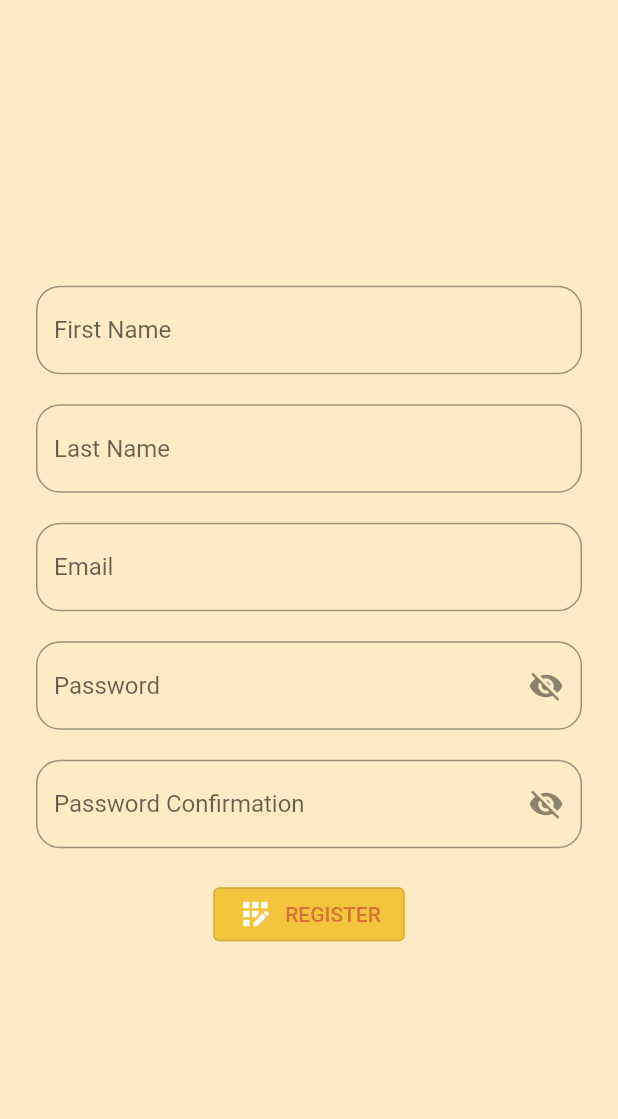
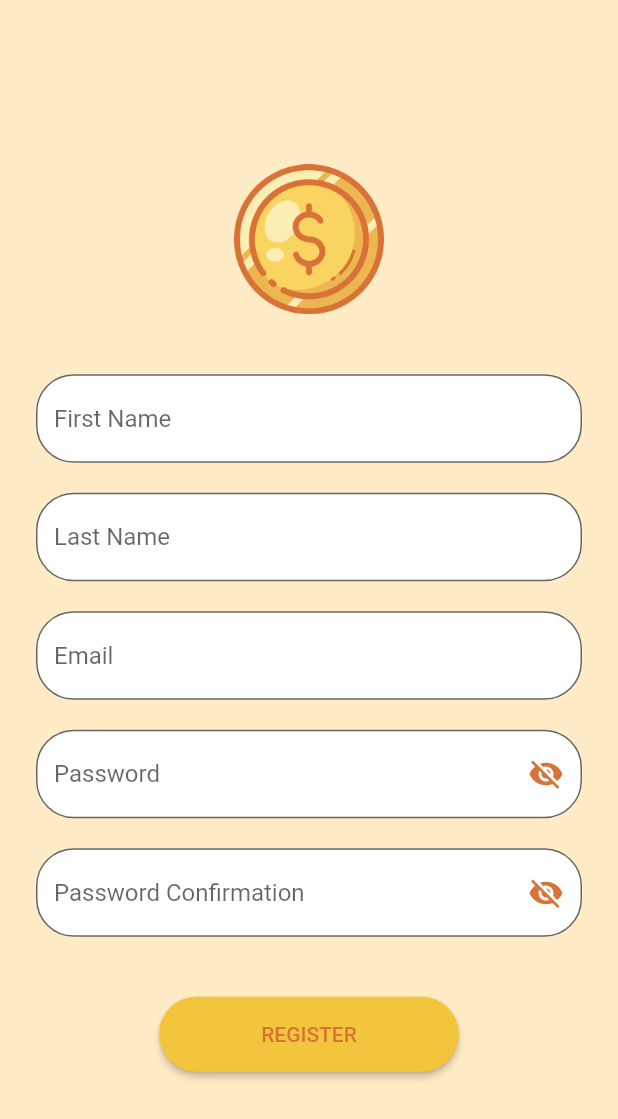
Before and after one commit to EmmanuelPereira1/convert_coin, a Flutter app: the ViewRegister screen opened directly, on a phone screen of 412 x 824 dp. Shown: the top 1119 px of the screen. Run offline on Flutter 3.47's test engine with Material 2 defaults, Android fonts, the phone set to English and light mode, and no system bars; our stand-ins replace cloud_firestore, curved_navigation_bar, dio, firebase_auth, firebase_core, flutter_mobx and 3 more; accounts and stored records are empty; generated files the repository leaves out were written again; network calls fail.

Commit message:
decoration_login_and_register

```diff
--- a/lib/features/authetication/register/view/view_register.dart
+++ b/lib/features/authetication/register/view/view_register.dart
@@ -26,14 +26,31 @@ class ViewRegister extends StatelessWidget {
                 Column(
                   mainAxisSize: MainAxisSize.min,
                   children: [
+                     Container(
+                      child: Hero(
+                        tag: 'logo',
+                        child: Image.asset(
+                          'lib/assets/coin.png',
+                          height: 100,
+                          width: 100,
+                        ),
+                      ),
+                    ),
+                    SizedBox(height: 40,),
                     Observer(builder: (_) {
                       return TextField(
                         decoration: InputDecoration(
+                          fillColor: Colors.white,
+                          filled: true,
+                          focusedBorder: OutlineInputBorder(
+                             borderRadius: BorderRadius.circular(25),
+                            borderSide: const BorderSide(color: Color(0xFFD97236))
+                          ),
+                          border: OutlineInputBorder(
+                            borderSide: const BorderSide(color: Color(0xFFD97236)),
+                            borderRadius: BorderRadius.circular(25),
+                          ),
                           hintText: 'First Name',
-                          border: OutlineInputBorder(
-                            borderSide: BorderSide(color: Colors.black),
-                            borderRadius: BorderRadius.circular(16),
-                          ),
                         ),
                         onChanged: _controller.changeFirstName,
                       );
@@ -44,11 +61,17 @@ class ViewRegister extends StatelessWidget {
                     Observer(builder: (_) {
                       return TextField(
                         decoration: InputDecoration(
+                          fillColor: Colors.white,
+                          filled: true,
+                          focusedBorder: OutlineInputBorder(
+                             borderRadius: BorderRadius.circular(25),
+                            borderSide: const BorderSide(color: Color(0xFFD97236))
+                          ),
+                          border: OutlineInputBorder(
+                            borderSide: const BorderSide(color: Color(0xFFD97236)),
+                            borderRadius: BorderRadius.circular(25),
+                          ),
                           hintText: 'Last Name',
-                          border: OutlineInputBorder(
-                            borderSide: BorderSide(color: Colors.black),
-                            borderRadius: BorderRadius.circular(16),
-                          ),
                         ),
                         onChanged: _controller.changeLastName,
                       );
@@ -59,11 +82,17 @@ class ViewRegister extends StatelessWidget {
                     Observer(builder: (_) {
                       return TextField(
                         decoration: InputDecoration(
+                          fillColor: Colors.white,
+                          filled: true,
+                          focusedBorder: OutlineInputBorder(
+                             borderRadius: BorderRadius.circular(25),
+                            borderSide: const BorderSide(color: Color(0xFFD97236))
+                          ),
+                          border: OutlineInputBorder(
+                            borderSide: const BorderSide(color: Color(0xFFD97236)),
+                            borderRadius: BorderRadius.circular(25),
+                          ),
                           hintText: 'Email',
-                          border: OutlineInputBorder(
-                            borderSide: BorderSide(color: Colors.black),
-                            borderRadius: BorderRadius.circular(16),
-                          ),
                         ),
                         onChanged: _controller.changeEmail,
                       );
@@ -75,16 +104,24 @@ class ViewRegister extends StatelessWidget {
                       return TextField(
                         obscureText: !_controller.isPasswordVisible,
                         decoration: InputDecoration(
+                          fillColor: Colors.white,
+                          filled: true,
+                          focusedBorder: OutlineInputBorder(
+                             borderRadius: BorderRadius.circular(25),
+                            borderSide: const BorderSide(color: Color(0xFFD97236))
+                          ),
+                          border: OutlineInputBorder(
+                            borderSide: const BorderSide(color: Color(0xFFD97236)),
+                            borderRadius: BorderRadius.circular(25),
+                          ),
                           suffixIcon: IconButton(
                               onPressed: _controller.setPasswordVisible,
                               icon: _controller.isPasswordVisible
-                                  ? const Icon(Icons.visibility)
-                                  : const Icon(Icons.visibility_off)),
+                                  ? const Icon(Icons.visibility,
+                                  color: Color(0xFFD97236),)
+                                  : const Icon(Icons.visibility_off,
+                                  color: Color(0xFFD97236),)),
                           hintText: 'Password',
-                          border: OutlineInputBorder(
-                            borderSide: BorderSide(color: Colors.black),
-                            borderRadius: BorderRadius.circular(16),
-                          ),
                         ),
                         onChanged: _controller.changePassword,
                       );
@@ -96,27 +133,43 @@ class ViewRegister extends StatelessWidget {
                       return TextField(
                         obscureText: !_controller.isPasswordVisible,
                         decoration: InputDecoration(
+                          fillColor: Colors.white,
+                          filled: true,
+                          focusedBorder: OutlineInputBorder(
+                             borderRadius: BorderRadius.circular(25),
+                            borderSide: const BorderSide(color: Color(0xFFD97236))
+                          ),
+                          border: OutlineInputBorder(
+                            borderSide: const BorderSide(color: Color(0xFFD97236)),
+                            borderRadius: BorderRadius.circular(25),
+                          ),
                           suffixIcon: IconButton(
                               onPressed:
                                   _controller.setPasswordConfirmationVisible,
                               icon: _controller.isPasswordVisible
-                                  ? const Icon(Icons.visibility)
-                                  : const Icon(Icons.visibility_off)),
+                                  ? const Icon(Icons.visibility,
+                                  color: Color(0xFFD97236),)
+                                  : const Icon(Icons.visibility_off,
+                                  color: Color(0xFFD97236),)),
                           hintText: 'Password Confirmation',
-                          border: OutlineInputBorder(
-                            borderSide: const BorderSide(color: Colors.black),
-                            borderRadius: BorderRadius.circular(16),
-                          ),
                         ),
                         onChanged: _controller.changePasswordConfirmation,
                       );
                     }),
                     const SizedBox(
-                      height: 20,
+                      height: 40,
                     ),
                     Observer(builder: (_) {
-                      return OutlinedButton.icon(
+                      return SizedBox(
+                        height: 50,
+                        width: 200,
+                        child: ElevatedButton(
                             style: ButtonStyle(
+                              shape: MaterialStateProperty.all<RoundedRectangleBorder>(
+                                RoundedRectangleBorder(
+                                  borderRadius: BorderRadius.circular(25.0),
+                                )
+                              ),
                               backgroundColor: MaterialStateProperty.all<Color>(
                                   const Color(0XFFF2C53D)),
                             ),
@@ -129,14 +182,11 @@ class ViewRegister extends StatelessWidget {
                                 MaterialPageRoute(builder: (context) => const AuthPage()));
                               }
                             },
-                          icon: const Icon(
-                            Icons.app_registration_outlined,
-                            color: Colors.white,
-                          ),
-                          label: const Text(
+                            child: const Text(
                               "REGISTER",
                               style: TextStyle(color: Color(0xFFD97236)),
-                          ));
+                            )),
+                      );
                     })
                   ],
                 )
--- a/pubspec.yaml
+++ b/pubspec.yaml
@@ -72,6 +72,7 @@ flutter:
   # To add assets to your application, add an assets section, like this:
   assets:
     - lib/assets/dollar.png
+    - lib/assets/coin.png
   # - images/a_dot_ham.jpeg
 
   # An image asset can refer to one or more resolution-specific "variants", see
```
Also changed, not shown: lib/features/authetication/google_sign_in/google_sign_in_provider.dart (added, +30 -0 lines), lib/features/authetication/login/view/view_login.dart (+35 -44 lines), lib/features/authetication/select_page/select_page.dart (added, +88 -0 lines), lib/features/pages/convert/view/view_convert_page.dart (+25 -5 lines), lib/features/pages/historic/view/view_historic.dart (+31 -1 lines), lib/features/pages/homepage/view/view_home_page.dart (+15 -5 lines), lib/assets/coin.png (added), lib/features/authetication/google_sign_in/controller/google_sign_in_controller.dart (added). Lines whose indentation alone changed are shown as unchanged.
